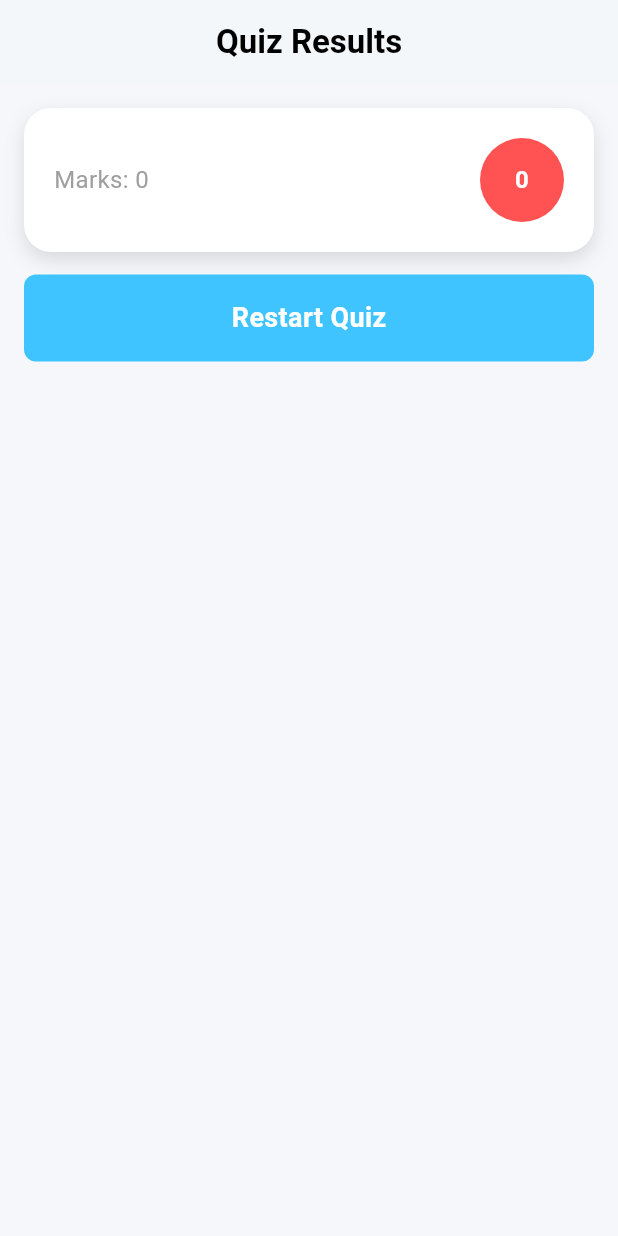
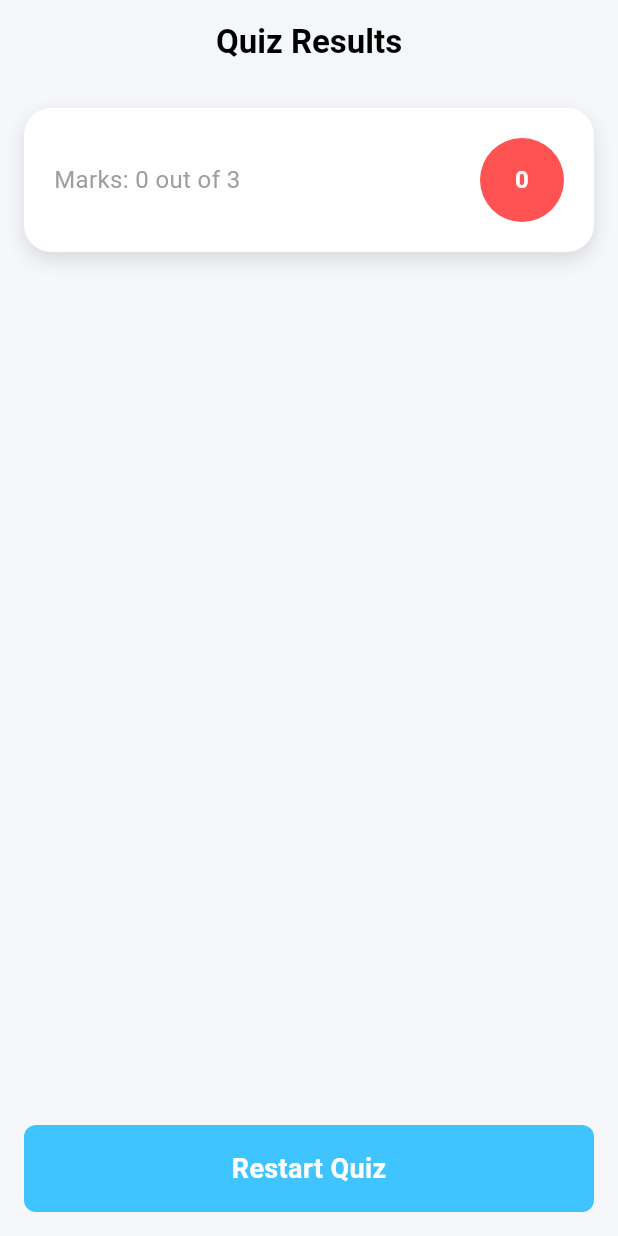
Before and after one commit to Ahnaf-Mollick/Daily_Quiz, a Flutter app: the ResultScreen screen opened directly with empty values, on a phone screen of 412 x 824 dp. Run offline on Flutter 3.47's test engine with Material 3 defaults, Android fonts, the phone set to English and light mode, and no system bars; our stand-ins replace get.

```diff
--- a/lib/Screens/ResultScreen.dart
+++ b/lib/Screens/ResultScreen.dart
@@ -53,7 +53,7 @@ class _ResultScreenState extends State<ResultScreen> {
                     crossAxisAlignment: CrossAxisAlignment.start,
                     children: [
                       Text(
-                        "Marks: $totalMarks",
+                        "Marks: $totalMarks out of 3",
                         style: const TextStyle(
                           fontSize: 16,
                           color: Colors.grey,
@@ -80,6 +80,7 @@ class _ResultScreenState extends State<ResultScreen> {
                 ],
               ),
             ),
+            const Spacer(),
 
             // Restart button
             SafeArea(
```
